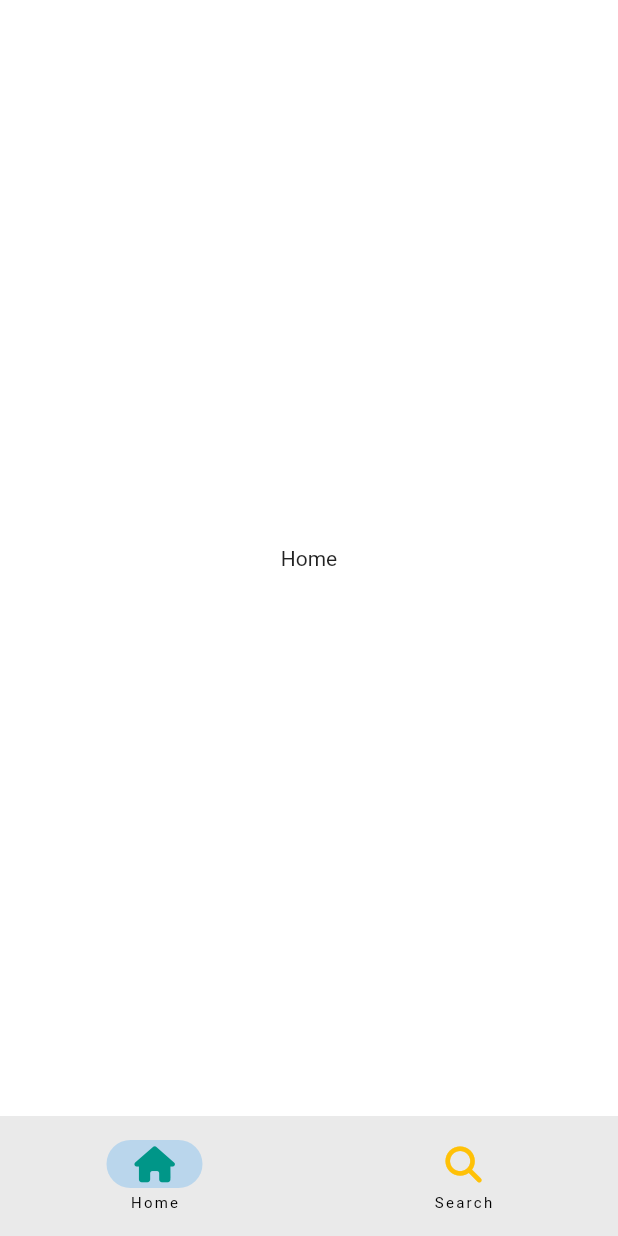
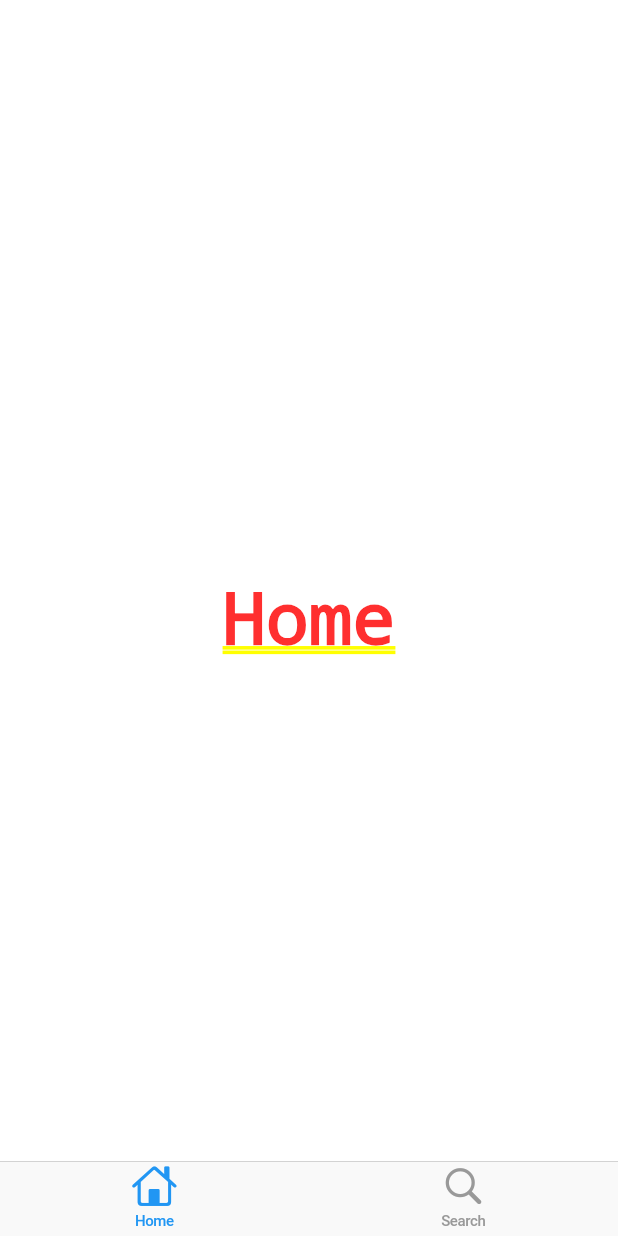
Before and after one commit to znehraks/tiktok-clone, a Flutter app: the screen it shows after launch, on a phone screen of 412 x 824 dp. Run offline on Flutter 3.47's test engine with Material 2 defaults, Android fonts, the phone set to English and light mode, and no system bars; our stand-ins replace font_awesome_flutter.

Commit message:
study: CupertinoTapScaffold(ios design)

```diff
--- a/lib/features/main_navigation/main_navigation_screen.dart
+++ b/lib/features/main_navigation/main_navigation_screen.dart
@@ -1,4 +1,4 @@
-import 'package:flutter/material.dart';
+import 'package:flutter/cupertino.dart';
 import 'package:font_awesome_flutter/font_awesome_flutter.dart';
 
 class MainNavigationScreen extends StatefulWidget {
@@ -28,29 +28,20 @@ class _MainNavigationScreenState extends State<MainNavigationScreen> {
 
   @override
   Widget build(BuildContext context) {
-    return Scaffold(
-      body: screens[_selectedIndex],
-      bottomNavigationBar: NavigationBar(
-        selectedIndex: _selectedIndex,
-        onDestinationSelected: _onTap,
-        labelBehavior: NavigationDestinationLabelBehavior.alwaysShow,
-        destinations: const [
-          NavigationDestination(
+    return CupertinoTabScaffold(
+      tabBar: CupertinoTabBar(items: const [
+        BottomNavigationBarItem(
+            icon: Icon(
+              CupertinoIcons.house,
+            ),
+            label: "Home"),
+        BottomNavigationBarItem(
             icon: FaIcon(
-              FontAwesomeIcons.house,
-              color: Colors.teal,
+              CupertinoIcons.search,
             ),
-            label: "Home",
-          ),
-          NavigationDestination(
-            icon: FaIcon(
-              FontAwesomeIcons.magnifyingGlass,
-              color: Colors.amber,
-            ),
-            label: "Search",
-          ),
-        ],
-      ),
+            label: "Search"),
+      ]),
+      tabBuilder: (context, index) => screens[index],
     );
   }
 }
```
